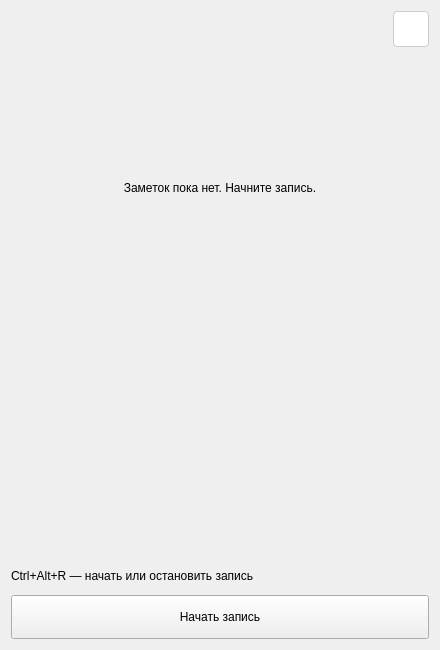
First picture: the form in ui/main_window.ui, repository thekeny/Sayte, before the edit.
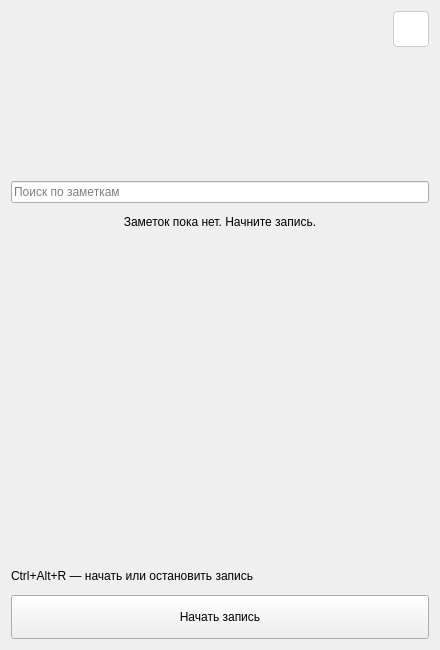
Second picture: the form after the edit.

Commit message: add remove and search

```diff
--- a/ui/main_window.ui
+++ b/ui/main_window.ui
@@ -5,7 +5,7 @@
   <property name="geometry"><rect><x>300</x><y>150</y><width>440</width><height>650</height></rect></property>
   <property name="minimumSize"><size><width>360</width><height>400</height></size></property>
   <property name="windowTitle"><string>Sayte</string></property>
-  <layout class="QVBoxLayout" name="verticalLayout" stretch="0,0,0,1,0,0">
+  <layout class="QVBoxLayout" name="verticalLayout" stretch="0,0,0,0,1,0,0">
    <property name="spacing"><number>12</number></property>
    <item><layout class="QHBoxLayout" name="headerLayout">
     <item><spacer name="headerSpacer">
@@ -24,6 +24,10 @@
     <property name="minimumSize"><size><width>0</width><height>110</height></size></property>
     <property name="alignment"><set>Qt::AlignmentFlag::AlignCenter</set></property>
    </widget></item>
+   <item><widget class="QLineEdit" name="searchInput">
+    <property name="placeholderText"><string>Поиск по заметкам</string></property>
+    <property name="clearButtonEnabled"><bool>true</bool></property>
+   </widget></item>
    <item><widget class="QLabel" name="emptyLabel">
     <property name="text"><string>Заметок пока нет. Начните запись.</string></property>
     <property name="alignment"><set>Qt::AlignmentFlag::AlignCenter</set></property>
```
The commit also changes 4 other files.
